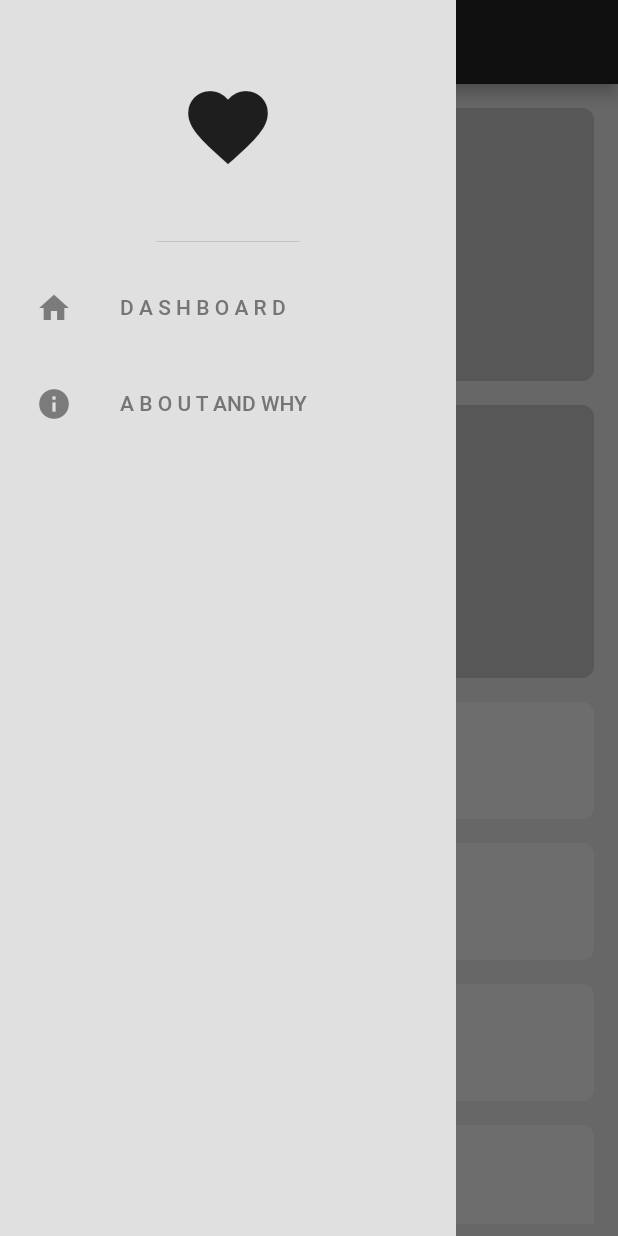
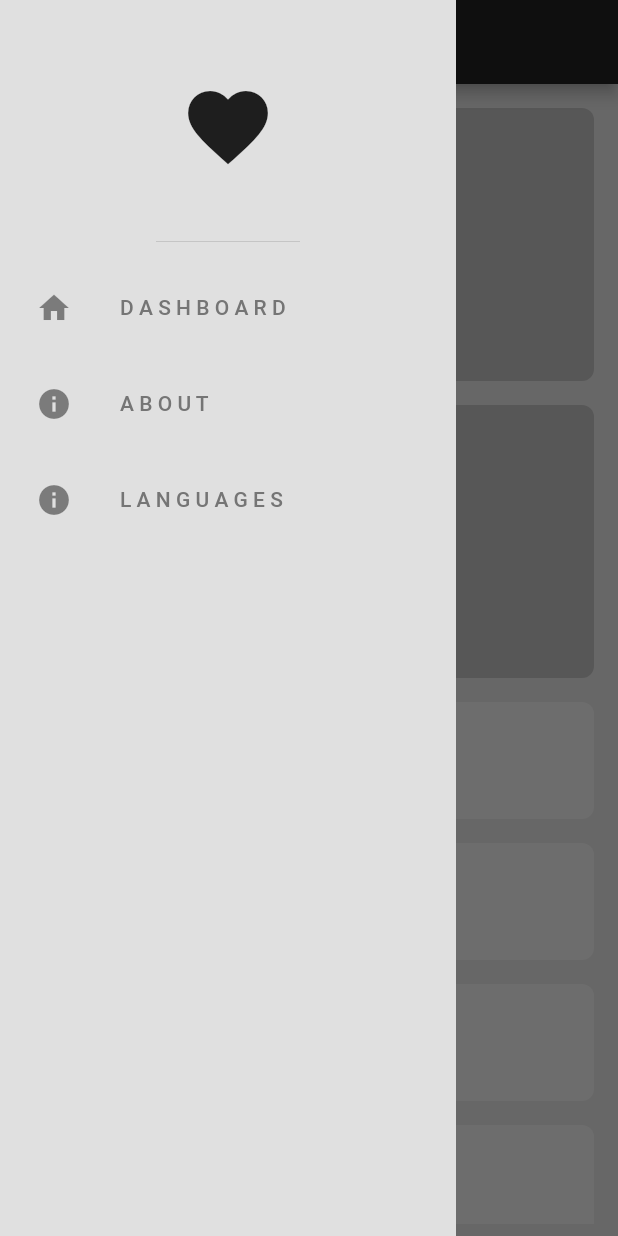
Before and after one commit to Femlol1/myPortfolio, a Flutter app: the screen it shows after launch, with the side drawer open, on a phone screen of 412 x 824 dp. Run offline on Flutter 3.47's test engine with Material 2 defaults, Android fonts, the phone set to English and light mode, and no system bars.

```diff
--- a/lib/config/constants.dart
+++ b/lib/config/constants.dart
@@ -37,7 +37,17 @@ var myDrawer = Drawer(
         child: ListTile(
           leading: Icon(Icons.info),
           title: Text(
-            'A B O U T AND WHY',
+            'A B O U T',
+            style: drawerTextColor,
+          ),
+        ),
+      ),
+      Padding(
+        padding: tilePadding,
+        child: ListTile(
+          leading: Icon(Icons.info),
+          title: Text(
+            'L A N G U A G E S',
             style: drawerTextColor,
           ),
         ),
--- a/lib/main.dart
+++ b/lib/main.dart
@@ -14,6 +14,7 @@ class MyApp extends StatelessWidget {
   @override
   Widget build(BuildContext context) {
     return MaterialApp(
+      title: 'Osifemi Osibemekun',
       debugShowCheckedModeBanner: false,
       theme: ThemeData(primarySwatch: Colors.green),
       home: ResponsiveLayout(
```
